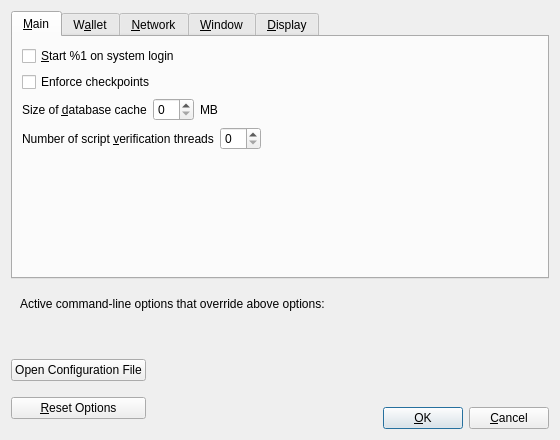
Old version of the form src/qt/forms/optionsdialog.ui in the repository equalishcoin/equalishcoind.
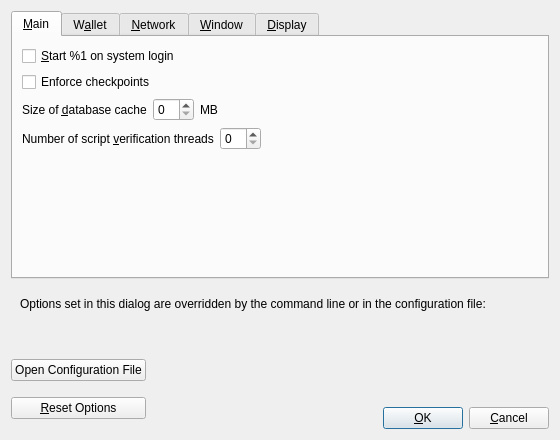
New version of the form. Custom widgets are drawn as their Qt base class.

Commit message:
Correct misleading "overridden options" label
Command-line options override values set in the configuration file and
configuration file options override values set in the GUI.

Diff of the .ui file:
```diff
--- a/src/qt/forms/optionsdialog.ui
+++ b/src/qt/forms/optionsdialog.ui
@@ -661,7 +661,7 @@
         <item>
          <widget class="QLabel" name="overriddenByCommandLineInfoLabel">
           <property name="text">
-           <string>Active command-line options that override above options:</string>
+           <string>Options set in this dialog are overridden by the command line or in the configuration file:</string>
           </property>
           <property name="textFormat">
            <enum>Qt::PlainText</enum>
```
